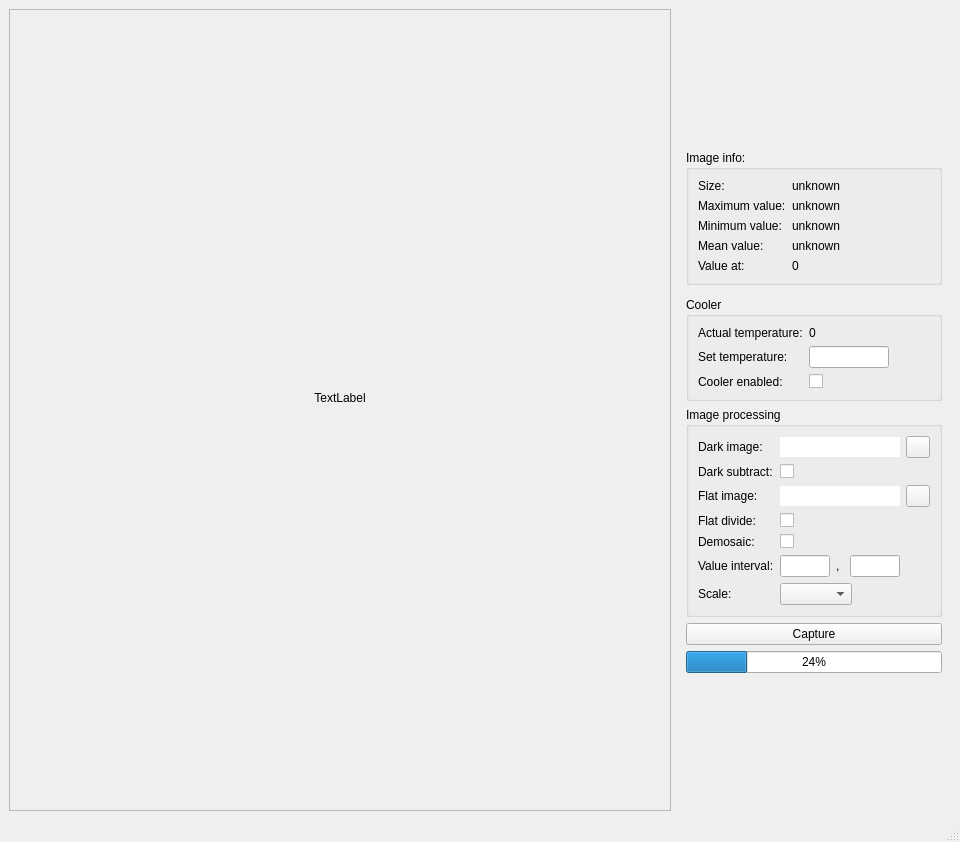
First picture: the form in gui/capturewindow.ui, repository AndreasFMueller/AstroPhotography, before the edit.
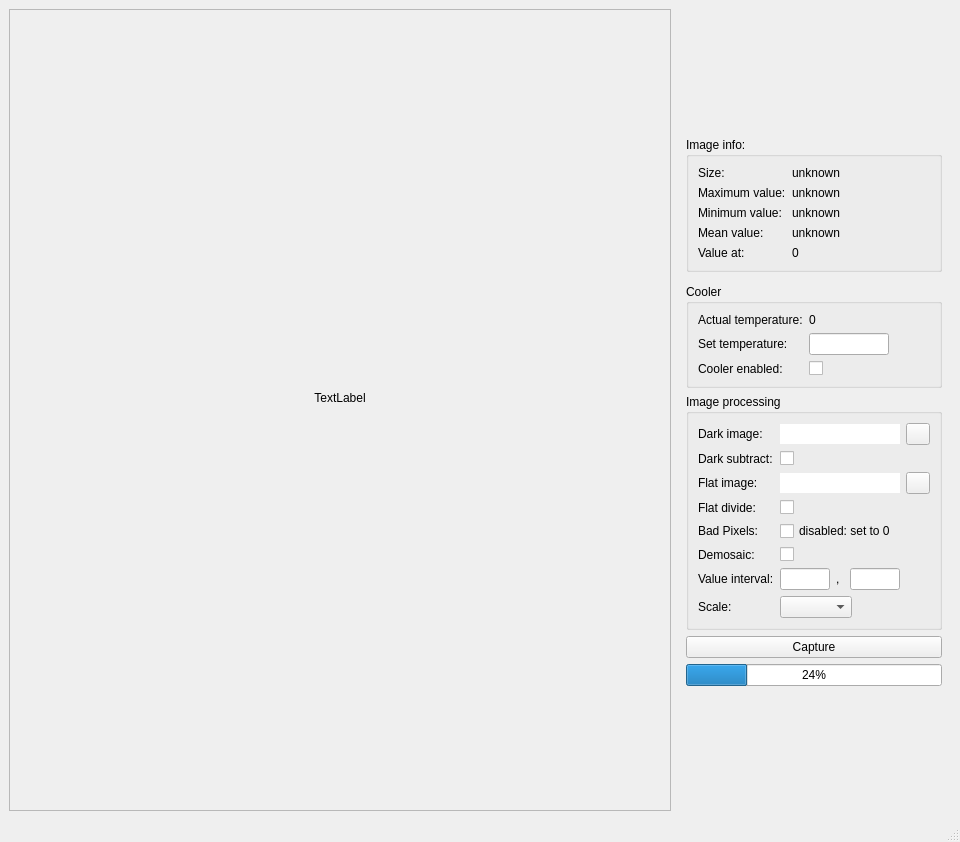
Second picture: the form after the edit. Custom widgets are drawn as their Qt base class.

Commit message: bad pixel interpolation completed

The edit to the form file:
```diff
--- a/gui/capturewindow.ui
+++ b/gui/capturewindow.ui
@@ -258,28 +258,28 @@
             </property>
            </widget>
           </item>
-          <item row="5" column="0">
+          <item row="6" column="0">
            <widget class="QLabel" name="label_2">
             <property name="text">
              <string>Demosaic:</string>
             </property>
            </widget>
           </item>
-          <item row="5" column="1">
+          <item row="6" column="1">
            <widget class="QCheckBox" name="demosaicCheckbox">
             <property name="text">
              <string/>
             </property>
            </widget>
           </item>
-          <item row="7" column="0">
+          <item row="8" column="0">
            <widget class="QLabel" name="scaleLabel">
             <property name="text">
              <string>Scale:</string>
             </property>
            </widget>
           </item>
-          <item row="7" column="1">
+          <item row="8" column="1">
            <widget class="QComboBox" name="scaleCombobox"/>
           </item>
           <item row="3" column="0">
@@ -403,14 +403,14 @@
             </layout>
            </widget>
           </item>
-          <item row="6" column="0">
+          <item row="7" column="0">
            <widget class="QLabel" name="valueintervalLabel">
             <property name="text">
              <string>Value interval:</string>
             </property>
            </widget>
           </item>
-          <item row="6" column="1">
+          <item row="7" column="1">
            <widget class="QWidget" name="valueintervalWidget" native="true">
             <property name="minimumSize">
              <size>
@@ -467,6 +467,20 @@
             </layout>
            </widget>
           </item>
+          <item row="5" column="0">
+           <widget class="QLabel" name="badpixelsLabel">
+            <property name="text">
+             <string>Bad Pixels:</string>
+            </property>
+           </widget>
+          </item>
+          <item row="5" column="1">
+           <widget class="QCheckBox" name="badpixelsCheckBox">
+            <property name="text">
+             <string>disabled: set to 0</string>
+            </property>
+           </widget>
+          </item>
          </layout>
         </widget>
        </item>
```
Left out of the diff: 23 changed lines with no effect on the pictures. The commit also changes 4 other files.
